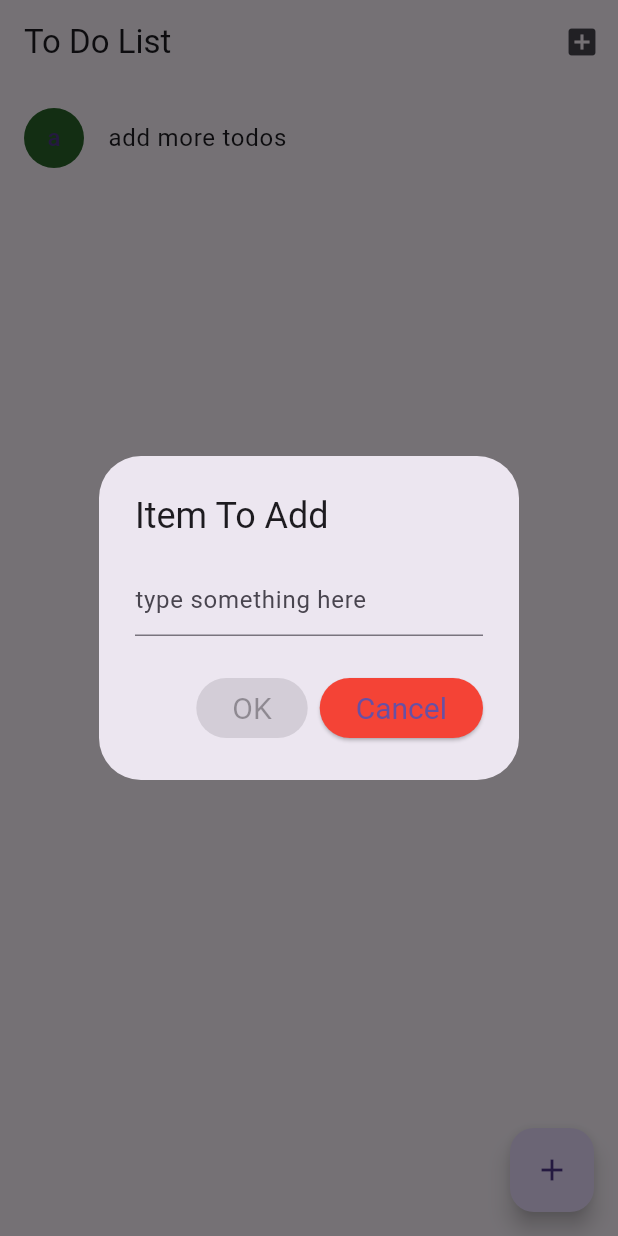
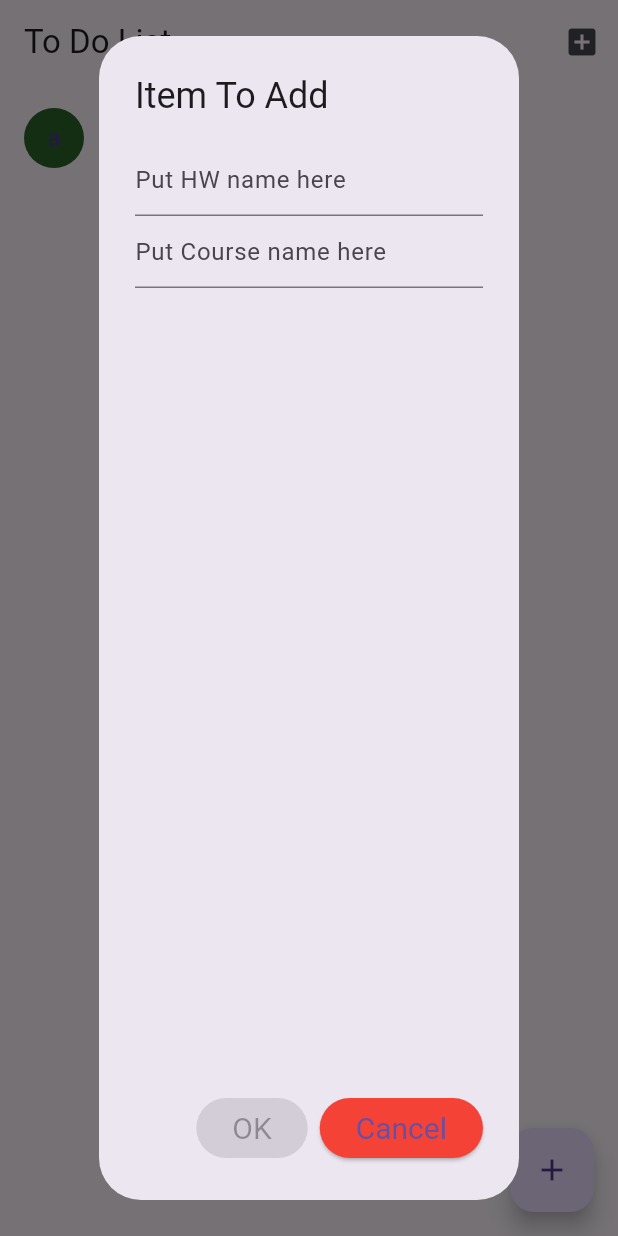
Before and after one commit to tuck3rb/emergency_checklists, a Flutter app: the screen it shows after launch, after a tap on the "add" icon, on a phone screen of 412 x 824 dp. Run offline on Flutter 3.47's test engine with Material 3 defaults, Android fonts, the light colour scheme and no system bars.

Commit message:
Incorporated Course into tododialog

```diff
--- a/to_dont_list/lib/widgets/to_do_dialog.dart
+++ b/to_dont_list/lib/widgets/to_do_dialog.dart
@@ -2,7 +2,7 @@ import 'package:flutter/material.dart';
 import 'package:to_dont_list/objects/course.dart';
 
 typedef ToDoListAddedCallback = Function(
-    String value, TextEditingController textController, Course course);
+    String value, TextEditingController textController, String courseName, TextEditingController textController2);
 
 class ToDoDialog extends StatefulWidget {
   const ToDoDialog({
@@ -19,26 +19,43 @@ class ToDoDialog extends StatefulWidget {
 class _ToDoDialogState extends State<ToDoDialog> {
   // Dialog with text from https://www.appsdeveloperblog.com/alert-dialog-with-a-text-field-in-flutter/
   final TextEditingController _inputController = TextEditingController();
+  final TextEditingController _inputController2 = TextEditingController();
   final ButtonStyle yesStyle = ElevatedButton.styleFrom(
       textStyle: const TextStyle(fontSize: 20), backgroundColor: Colors.green);
   final ButtonStyle noStyle = ElevatedButton.styleFrom(
       textStyle: const TextStyle(fontSize: 20), backgroundColor: Colors.red);
 
   String valueText = "";
+  String valueText2 = "";
 
   @override
   Widget build(BuildContext context) {
     return AlertDialog(
       title: const Text('Item To Add'),
-      content: TextField(
+      content:
+        Column(
+          children: <Widget>[
+            TextField(
               onChanged: (value) {
                 setState(() {
                   valueText = value;
                 });
               },
               controller: _inputController,
-        decoration: const InputDecoration(hintText: "type something here"),
+              decoration: const InputDecoration(hintText: "Put HW name here"),
             ),
+            TextField(
+              onChanged: (value) {
+                setState(() {
+                  valueText2 = value;
+                });
+              },
+              controller: _inputController2,
+              decoration: const InputDecoration(hintText: "Put Course name here"),
+            )
+          ],
+        ),
+
       actions: <Widget>[
         ValueListenableBuilder<TextEditingValue>(
           valueListenable: _inputController,
@@ -49,7 +66,7 @@ class _ToDoDialogState extends State<ToDoDialog> {
               onPressed: value.text.isNotEmpty
                   ? () {
                       setState(() {
-                        widget.onListAdded(valueText, _inputController, const Course(name: 'Course', color: Color.fromARGB(255, 0, 250, 255)));
+                        widget.onListAdded(valueText, _inputController, valueText2, _inputController2);
                         Navigator.pop(context);
                       });
                     }
```
Also changed, not shown: to_dont_list/lib/main.dart (+20 -6 lines), 1 other file. Lines whose indentation alone changed are shown as unchanged.
